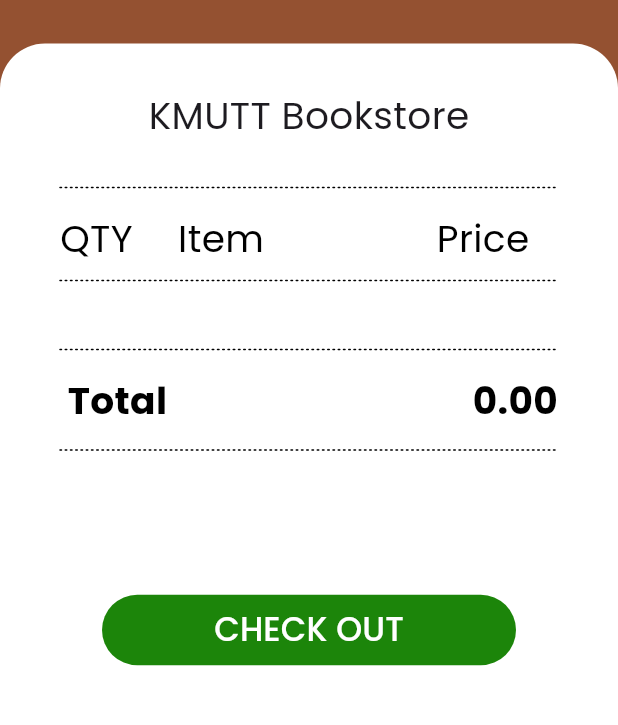
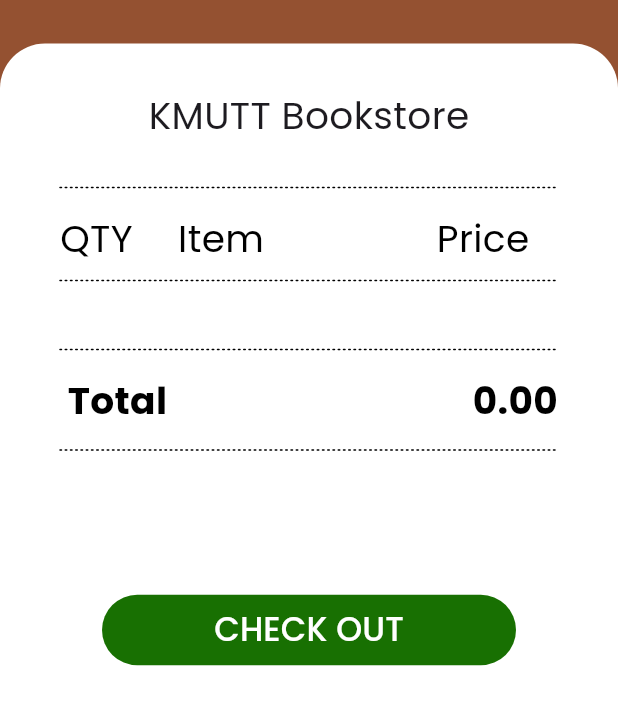
Before and after one commit to jedipw/paystation_frontend, a Flutter app: the ListPage screen opened directly with empty values, on a phone screen of 412 x 824 dp, the part 159-884 px from its top. Run offline on Flutter 3.47's test engine with Material 3 defaults, Android fonts, the phone set to English and light mode, and no system bars; our stand-ins replace camera, flutter_dotenv, image_picker, loading_animation_widget; missing offline and left inert: pytorch_lite.

Commit message:
[REFACTOR] color.dart

```diff
--- /dev/null
+++ b/lib/constants/color.dart
@@ -0,0 +1,7 @@
+import 'package:flutter/material.dart';
+
+const primaryBrown = Color(0xFF945131);
+const primaryGreen = Color(0xFF187002);
+const primaryRed = Color(0xFFB20000);
+const darkBrown = Color(0xFF684536);
+Color lightBrown = const Color(0xFF945131).withOpacity(0.5);
--- a/lib/screens/list_page.dart
+++ b/lib/screens/list_page.dart
@@ -2,6 +2,7 @@
 
 import 'package:flutter/material.dart';
 import 'package:flutter_dotenv/flutter_dotenv.dart';
+import 'package:paystation_frontend/constants/color.dart';
 import 'payment_page.dart';
 import 'package:http/http.dart' as http;
 
@@ -52,12 +53,11 @@
   @override
   Widget build(BuildContext context) {
     return Scaffold(
-      backgroundColor: const Color.fromARGB(255, 0x94, 0x51, 0x31),
+      backgroundColor: primaryBrown,
       body: Stack(
         children: [
           Padding(
-            padding: const EdgeInsets.fromLTRB(
-                15, 60, 0, 0),
+            padding: const EdgeInsets.fromLTRB(15, 60, 0, 0),
             child: IconButton(
               icon: const Icon(Icons.arrow_back_ios),
               onPressed: () {
@@ -70,8 +70,7 @@
             mainAxisAlignment: MainAxisAlignment.center,
             children: <Widget>[
               Padding(
-                padding: EdgeInsets.only(
-                    top: 65),
+                padding: EdgeInsets.only(top: 65),
                 child: Text(
                   'PayStation',
                   style: TextStyle(
@@ -103,17 +102,12 @@
                     children: [
                       Text(
                         'KMUTT Bookstore',
-                        style: TextStyle(
-                            fontSize: 25,
-                            fontFamily:
-                                'Poppins'
-                            ),
+                        style: TextStyle(fontSize: 25, fontFamily: 'Poppins'),
                       ),
                     ],
                   ),
                   Padding(
-                    padding: const EdgeInsets.fromLTRB(
-                        40, 30, 40, 0),
+                    padding: const EdgeInsets.fromLTRB(40, 30, 40, 0),
                     child: CustomPaint(
                       size: const Size(double.infinity, 16),
                       painter: DashedLinePainter(),
@@ -152,8 +146,7 @@
                     ],
                   ),
                   Padding(
-                    padding: const EdgeInsets.fromLTRB(
-                        40, 10, 40, 0),
+                    padding: const EdgeInsets.fromLTRB(40, 10, 40, 0),
                     child: CustomPaint(
                       size: const Size(double.infinity, 16),
                       painter: DashedLinePainter(),
@@ -171,8 +164,7 @@
                           children: <Widget>[
                             const SizedBox(width: 60),
                             Expanded(
-                              flex:
-                                  1,
+                              flex: 1,
                               child: Text(
                                 widget.listOfItems[index][0].toString(),
                                 style: const TextStyle(
@@ -182,12 +174,9 @@
                                 ),
                               ),
                             ),
-                            const SizedBox(
-                                width:
-                                    10),
+                            const SizedBox(width: 10),
                             Expanded(
-                              flex:
-                                  3,
+                              flex: 3,
                               child: Text(
                                 widget.listOfItems[index][1],
                                 style: const TextStyle(
@@ -199,12 +188,10 @@
                               ),
                             ),
                             Align(
-                              alignment: Alignment
-                                  .centerRight,
+                              alignment: Alignment.centerRight,
                               child: Padding(
                                 padding: const EdgeInsets.symmetric(
-                                    horizontal:
-                                        45.0),
+                                    horizontal: 45.0),
                                 child: Text(
                                   "${widget.listOfItems[index][2]}.00"
                                       .toString(),
@@ -223,8 +210,7 @@
                   ),
                   const SizedBox(height: 20),
                   Padding(
-                    padding: const EdgeInsets.fromLTRB(
-                        40, 10, 40, 0),
+                    padding: const EdgeInsets.fromLTRB(40, 10, 40, 0),
                     child: CustomPaint(
                       size: const Size(double.infinity, 16),
                       painter: DashedLinePainter(),
@@ -247,9 +233,8 @@
                         child: Align(
                           alignment: Alignment.centerRight,
                           child: Padding(
-                            padding: const EdgeInsets.symmetric(
-                                horizontal:
-                                    40.0),
+                            padding:
+                                const EdgeInsets.symmetric(horizontal: 40.0),
                             child: Text(
                               "${calculateTotalPrice().toString()}.00",
                               style: const TextStyle(
@@ -265,21 +250,18 @@
                     ],
                   ),
                   Padding(
-                    padding: const EdgeInsets.fromLTRB(
-                        40, 15, 40, 0),
+                    padding: const EdgeInsets.fromLTRB(40, 15, 40, 0),
                     child: CustomPaint(
                       size: const Size(double.infinity, 16),
                       painter: DashedLinePainter(),
                     ),
                   ),
                   Padding(
-                    padding: const EdgeInsets.fromLTRB(
-                        0, 80, 0, 40),
+                    padding: const EdgeInsets.fromLTRB(0, 80, 0, 40),
                     child: TextButton(
                       style: ButtonStyle(
                         backgroundColor: MaterialStateProperty.all<Color>(
-                          const Color.fromARGB(255, 0x1C, 0x85,
-                              0x0A),
+                          primaryGreen,
                         ),
                         shape: MaterialStateProperty.all<OutlinedBorder>(
                           RoundedRectangleBorder(
```
Also changed, not shown: lib/screens/fail_page.dart (+4 -3 lines), lib/screens/payment_page.dart (+7 -16 lines), lib/screens/thanks_page.dart (+4 -3 lines).
